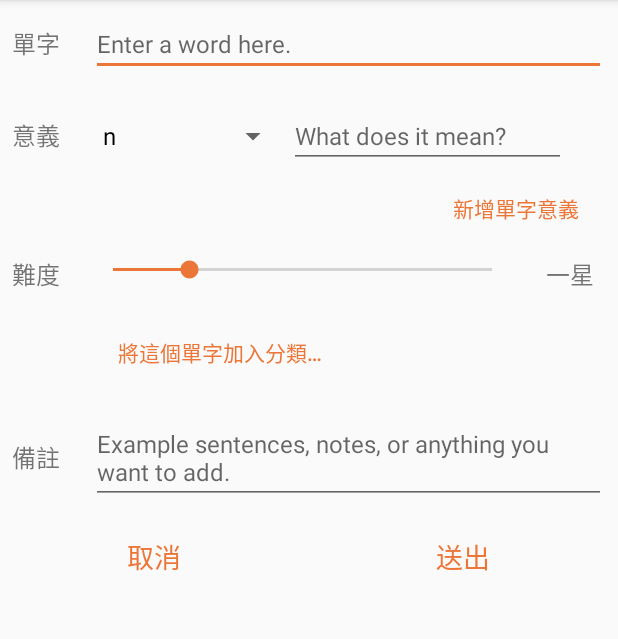
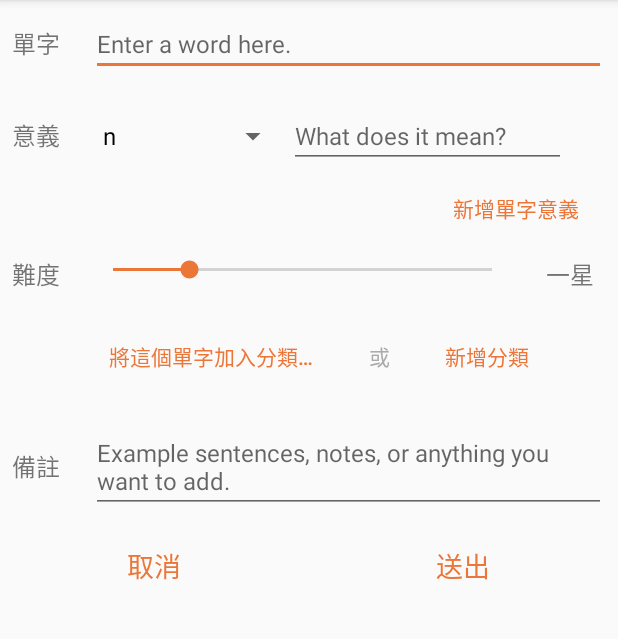
Before and after one commit to Rekkursion/Metallica, an Android app: the WordAddingActivity screen opened directly, with no data from a screen before it, on a phone screen of 412 x 824 dp, the part 84-723 px from its top. Run offline under Robolectric (Android 15) with nearby library versions, the phone set to English and light mode, and no system bars.

Commit message:
update of classification feature

```diff
--- a/app/src/main/java/com/rekkursion/metallica/activity/MainActivity.kt
+++ b/app/src/main/java/com/rekkursion/metallica/activity/MainActivity.kt
@@ -38,7 +38,7 @@ class MainActivity: AppCompatActivity() {
         initEvents()
 
         if (savedInstanceState == null) {
-            mClassificationListFragment = ClassificationListFragment.newInstance(this)
+            mClassificationListFragment = ClassificationListFragment.newInstance()
             supportFragmentManager
                 .beginTransaction()
                 .add(R.id.lly_root_at_main, mClassificationListFragment!!)
--- a/app/src/main/java/com/rekkursion/metallica/activity/WordAddingActivity.kt
+++ b/app/src/main/java/com/rekkursion/metallica/activity/WordAddingActivity.kt
@@ -29,7 +29,8 @@ class WordAddingActivity: AppCompatActivity(), View.OnClickListener {
     private lateinit var mLlySpeechesAndMeaningsContainer: LinearLayout
     private lateinit var mBtnAddNewSpeechAndMeaning: Button
 
-    private lateinit var mLlyClassificationsContainer: LinearLayout
+    private lateinit var mLlySelectedClassificationsContainer: LinearLayout
+    private lateinit var mBtnSelectClassifications: Button
     private lateinit var mBtnAddNewClassification: Button
     private var mSelectedClassificationTreeSet = TreeSet<ClassificationItem>()
 
@@ -132,7 +133,8 @@ class WordAddingActivity: AppCompatActivity(), View.OnClickListener {
         mLlySpeechesAndMeaningsContainer = findViewById(R.id.lly_speeches_and_meanings_container_when_adding_word)
         mBtnAddNewSpeechAndMeaning = findViewById(R.id.btn_add_new_speech_and_meaning_when_adding_word)
 
-        mLlyClassificationsContainer = findViewById(R.id.lly_added_classifications_container_when_adding_word)
+        mLlySelectedClassificationsContainer = findViewById(R.id.lly_added_classifications_container_when_adding_word)
+        mBtnSelectClassifications = findViewById(R.id.btn_select_classifications_when_adding_word)
         mBtnAddNewClassification = findViewById(R.id.btn_add_new_classification_when_adding_word)
 
         mBtnCancel = findViewById(R.id.btn_cancel_when_adding_word)
@@ -173,8 +175,8 @@ class WordAddingActivity: AppCompatActivity(), View.OnClickListener {
         // seek-bar of difficulty changed
         mSkbDifficulty.setOnSeekBarChangeListener(mOnDifficultySeekBarChangeListener)
 
-        // add new classification
-        mBtnAddNewClassification.setOnClickListener {
+        // select classifications
+        mBtnSelectClassifications.setOnClickListener {
             val groupNameArray = ClassificationManager.getClassificationGroupNames().filter {
                 it != getString(R.string.str_unclassified)
             }.toTypedArray()
@@ -182,13 +184,23 @@ class WordAddingActivity: AppCompatActivity(), View.OnClickListener {
                 mSelectedClassificationTreeSet.contains(ClassificationManager.getClassificationByGroupName(groupNameArray[idx]))
             }
 
+            // region build and show dialog
             val builder =
                 AlertDialog.Builder(this)
                     .setTitle(getString(R.string.str_select_classifications_when_adding_word))
+            if (groupNameArray.isEmpty())
+                builder
+                    .setMessage(getString(R.string.str_no_classification_yet))
+                    .setPositiveButton(getString(R.string.str_confirm), null)
+            else
+                builder
+                    .setMultiChoiceItems(groupNameArray, groupNameIsCheckedArray) { _, position, isChecked ->
+                        groupNameIsCheckedArray[position] = isChecked
+                    }
                     .setPositiveButton(this.getString(R.string.str_submit)) { _, _ ->
                         // remove all items and views
                         mSelectedClassificationTreeSet.clear()
-                    mLlyClassificationsContainer.removeAllViews()
+                        mLlySelectedClassificationsContainer.removeAllViews()
 
                         // add views which are checked
                         groupNameIsCheckedArray.forEachIndexed { index, isChecked ->
@@ -202,24 +214,24 @@ class WordAddingActivity: AppCompatActivity(), View.OnClickListener {
                                     classificationEntryView.setOnDeleteViewButtonClickListener(object: ClassificationEntryWhenAddingWordView.OnDeleteViewButtonClickListener {
                                         override fun onDeleteViewButtonClick(objectIndex: Int) {
                                             mSelectedClassificationTreeSet.remove(it)
-                                        mLlyClassificationsContainer.removeView(classificationEntryView)
+                                            mLlySelectedClassificationsContainer.removeView(classificationEntryView)
                                         }
                                     })
 
                                     mSelectedClassificationTreeSet.add(it)
-                                mLlyClassificationsContainer.addView(classificationEntryView)
+                                    mLlySelectedClassificationsContainer.addView(classificationEntryView)
                                 }
                             }
                         }
                     }
                     .setNegativeButton(this.getString(R.string.str_cancel), null)
-            if (groupNameArray.isEmpty())
-                builder.setMessage(getString(R.string.str_no_classification_yet))
-            else
-                builder.setMultiChoiceItems(groupNameArray, groupNameIsCheckedArray) { _, position, isChecked ->
-                    groupNameIsCheckedArray[position] = isChecked
+            builder.create().show()
+            // endregion
         }
-            builder.create().show()
+
+        // add new classification
+        mBtnAddNewClassification.setOnClickListener {
+            // TODO: add new classification when adding new word
         }
     }
 }
--- a/app/src/main/res/layout/activity_word_adding.xml
+++ b/app/src/main/res/layout/activity_word_adding.xml
@@ -133,17 +133,46 @@
                             android:layout_height="wrap_content">
                     </LinearLayout>
 
-                    <!-- add new classification for this word -->
-                    <Button
-                            android:id="@+id/btn_add_new_classification_when_adding_word"
-                            android:text="@string/str_add_classification_when_adding_word"
-                            android:textColor="@color/colorAccent"
-                            android:layout_gravity="start"
-                            android:paddingStart="18dp"
-                            android:paddingEnd="18dp"
-                            android:background="?android:attr/selectableItemBackground"
-                            android:layout_width="wrap_content"
-                            android:layout_height="wrap_content" />
+                    <!-- select classifications for this word or add new classification -->
+                    <HorizontalScrollView
+                            android:scrollbars="none"
+                            android:layout_width="match_parent"
+                            android:layout_height="wrap_content">
+
+                        <LinearLayout
+                                android:orientation="horizontal"
+                                android:layout_width="wrap_content"
+                                android:layout_height="wrap_content"
+                                style="?android:attr/buttonBarStyle">
+
+                            <Button
+                                    android:id="@+id/btn_select_classifications_when_adding_word"
+                                    android:text="@string/str_insert_this_word_into_classifications_when_adding_word"
+                                    android:textColor="@color/colorAccent"
+                                    android:layout_gravity="start"
+                                    android:layout_width="wrap_content"
+                                    android:layout_height="wrap_content"
+                                    style="?android:attr/buttonBarButtonStyle" />
+
+                            <Button
+                                    android:text="@string/str_or"
+                                    android:textColor="@android:color/darker_gray"
+                                    android:layout_gravity="start"
+                                    android:clickable="false"
+                                    android:layout_width="wrap_content"
+                                    android:layout_height="wrap_content"
+                                    style="?android:attr/buttonBarButtonStyle" />
+
+                            <Button
+                                    android:id="@+id/btn_add_new_classification_when_adding_word"
+                                    android:text="@string/str_add_new_classification"
+                                    android:textColor="@color/colorAccent"
+                                    android:layout_gravity="start"
+                                    android:layout_width="wrap_content"
+                                    android:layout_height="wrap_content"
+                                    style="?android:attr/buttonBarButtonStyle" />
+                        </LinearLayout>
+                    </HorizontalScrollView>
                 </LinearLayout>
             </LinearLayout>
 
--- a/app/src/main/res/values/strings.xml
+++ b/app/src/main/res/values/strings.xml
@@ -15,7 +15,7 @@
     <string name="str_difficulty_4stars">四星</string>
     <string name="str_difficulty_5stars">五星</string>
     <string name="str_classification" />
-    <string name="str_add_classification_when_adding_word">將這個單字加入分類&#8230;</string>
+    <string name="str_insert_this_word_into_classifications_when_adding_word">將這個單字加入分類&#8230;</string>
     <string name="str_remark">備註</string>
 
     <string name="str_adding_english_word_hint">Enter a word here.</string>
@@ -24,6 +24,7 @@
 
     <string name="str_cancel">取消</string>
     <string name="str_submit">送出</string>
+    <string name="str_confirm">確認</string>
     <string name="str_add_new_word_or_classification_successfully">成功加入</string>
 
     <string name="str_add_new_word">新增單字</string>
@@ -35,4 +36,5 @@
     <string name="str_adding_group_name_hint">分類群組的名稱</string>
     <string name="str_select_classifications_when_adding_word">選擇分類</string>
     <string name="str_no_classification_yet">還沒有任何分類喔</string>
+    <string name="str_or">或</string>
 </resources>
```
Also changed, not shown: app/src/main/java/com/rekkursion/metallica/fragment/ClassificationListFragment.kt (+7 -10 lines). Lines whose indentation alone changed are shown as unchanged.
